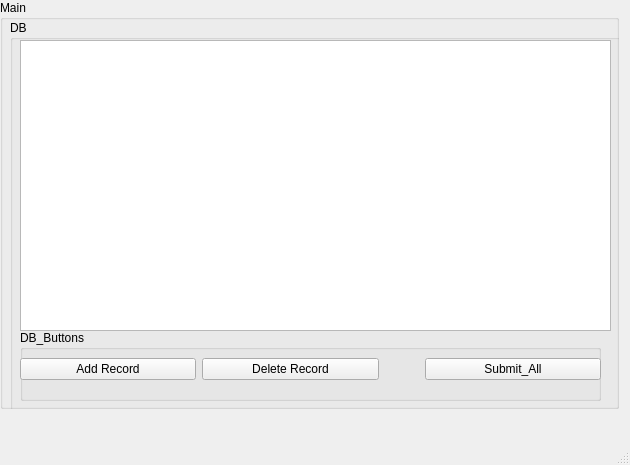
Old version of the form TraTa/da_window.ui in the repository Atomicall/_TraTa_CRUD.
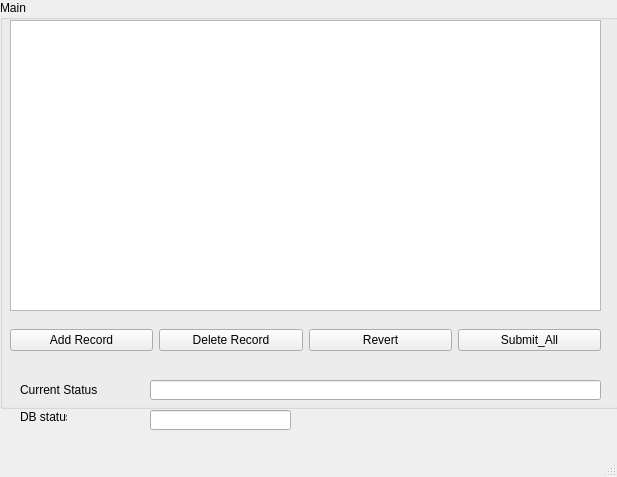
New version of the form.

```diff
--- a/TraTa/da_window.ui
+++ b/TraTa/da_window.ui
@@ -6,8 +6,8 @@
    <rect>
     <x>0</x>
     <y>0</y>
-    <width>630</width>
-    <height>465</height>
+    <width>617</width>
+    <height>477</height>
    </rect>
   </property>
   <property name="windowTitle">
@@ -41,24 +41,6 @@
     <property name="flat">
      <bool>true</bool>
     </property>
-    <widget class="QGroupBox" name="DBGroupBox">
-     <property name="geometry">
-      <rect>
-       <x>10</x>
-       <y>20</y>
-       <width>671</width>
-       <height>401</height>
-      </rect>
-     </property>
-     <property name="title">
-      <string>DB</string>
-     </property>
-     <property name="flat">
-      <bool>true</bool>
-     </property>
-     <property name="checkable">
-      <bool>false</bool>
-     </property>
      <widget class="QTableView" name="DB_Table">
       <property name="geometry">
        <rect>
@@ -69,27 +51,12 @@
        </rect>
       </property>
      </widget>
-     <widget class="QGroupBox" name="DB_ControlGroupBox">
-      <property name="geometry">
-       <rect>
-        <x>10</x>
-        <y>310</y>
-        <width>581</width>
-        <height>71</height>
-       </rect>
-      </property>
-      <property name="title">
-       <string>DB_Buttons</string>
-      </property>
-      <property name="flat">
-       <bool>true</bool>
-      </property>
       <widget class="QWidget" name="horizontalLayoutWidget">
        <property name="geometry">
         <rect>
-         <x>0</x>
-         <y>9</y>
-         <width>581</width>
+       <x>10</x>
+       <y>310</y>
+       <width>591</width>
          <height>61</height>
         </rect>
        </property>
@@ -109,20 +76,11 @@
          </widget>
         </item>
         <item>
-         <spacer name="horizontalSpacer">
-          <property name="orientation">
-           <enum>Qt::Horizontal</enum>
-          </property>
-          <property name="sizeType">
-           <enum>QSizePolicy::Preferred</enum>
-          </property>
-          <property name="sizeHint" stdset="0">
-           <size>
-            <width>40</width>
-            <height>20</height>
-           </size>
-          </property>
-         </spacer>
+       <widget class="QPushButton" name="Revert_Button">
+        <property name="text">
+         <string>Revert</string>
+        </property>
+       </widget>
         </item>
         <item>
          <widget class="QPushButton" name="Submit_All">
@@ -133,9 +91,62 @@
         </item>
        </layout>
       </widget>
-     </widget>
+    <widget class="QLineEdit" name="status_LineEdit">
+     <property name="geometry">
+      <rect>
+       <x>150</x>
+       <y>380</y>
+       <width>451</width>
+       <height>20</height>
+      </rect>
+     </property>
+     <property name="readOnly">
+      <bool>true</bool>
+     </property>
+     <property name="clearButtonEnabled">
+      <bool>false</bool>
+     </property>
+    </widget>
+    <widget class="QLabel" name="status_Label">
+     <property name="geometry">
+      <rect>
+       <x>20</x>
+       <y>380</y>
+       <width>81</width>
+       <height>20</height>
+      </rect>
+     </property>
+     <property name="text">
+      <string>Current Status</string>
+     </property>
     </widget>
    </widget>
+   <widget class="QLabel" name="DB_Status_Label">
+    <property name="geometry">
+     <rect>
+      <x>20</x>
+      <y>410</y>
+      <width>47</width>
+      <height>13</height>
+     </rect>
+    </property>
+    <property name="text">
+     <string>DB status</string>
+    </property>
+   </widget>
+   <widget class="QLineEdit" name="DB_Status_LineEdit">
+    <property name="geometry">
+     <rect>
+      <x>150</x>
+      <y>410</y>
+      <width>141</width>
+      <height>20</height>
+     </rect>
+    </property>
+    <property name="readOnly">
+     <bool>true</bool>
+    </property>
+   </widget>
   </widget>
   <widget class="QMenuBar" name="menubar">
    <property name="geometry">
```
Left out of the diff: 4 changed lines with no effect on the pictures. Lines whose indentation alone changed are shown as unchanged.
